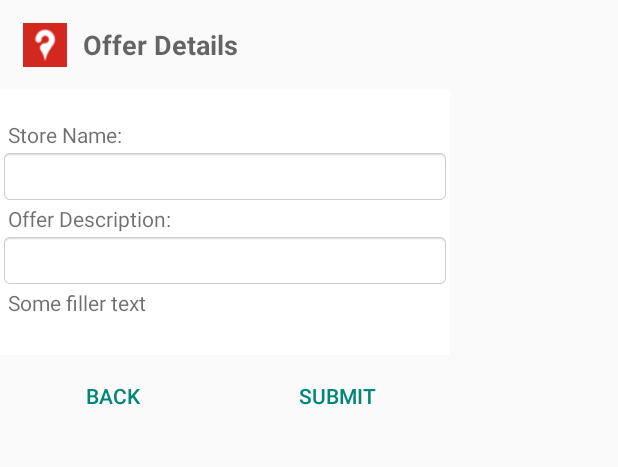
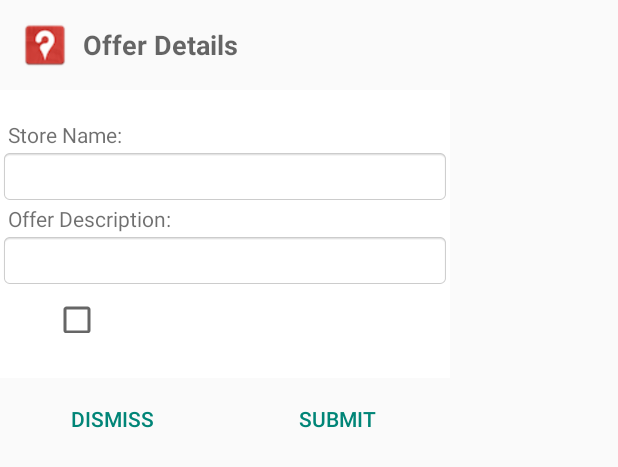
Before and after one commit to iaindownie/HurryHereNow, an Android app: the layout spot_offer_dialog.xml on its own in the app's theme, with its tools: preview values and no code run, on a phone screen of 412 x 824 dp. Shown: the top 467 px of the screen. Run offline under Robolectric (Android 15) with nearby library versions, the phone set to English and light mode, and no system bars.

Commit message:
T&C elements working, and new icons added.

```diff
--- a/app/src/main/AndroidManifest.xml
+++ b/app/src/main/AndroidManifest.xml
@@ -25,7 +25,7 @@
 
     <application
         android:allowBackup="true"
-        android:icon="@drawable/icon"
+        android:icon="@mipmap/ic_launcher"
         android:label="@string/app_name"
         android:supportsRtl="true"
         android:theme="@style/AppTheme">
--- a/app/src/main/res/layout/spot_offer_dialog.xml
+++ b/app/src/main/res/layout/spot_offer_dialog.xml
@@ -45,10 +45,10 @@
 
     <LinearLayout
         android:layout_width="match_parent"
-        android:layout_height="wrap_content"
+        android:layout_height="192dp"
         android:background="@android:color/white"
         android:orientation="vertical"
-        android:paddingBottom="25.0dip"
+        android:paddingBottom="30.0dip"
         android:paddingTop="20.0dip">
 
         <TextView
@@ -84,24 +84,27 @@
         <LinearLayout
             android:layout_width="match_parent"
             android:layout_height="wrap_content"
-            android:orientation="horizontal">
+            android:orientation="horizontal"
+            android:paddingLeft="5dp">
 
             <TextView
                 android:id="@+id/txtTandC"
-                android:layout_width="match_parent"
+                android:layout_width="wrap_content"
                 android:layout_height="wrap_content"
-                android:paddingLeft="5.0dip"
-                android:text="Some filler text"
+                android:gravity="right|end"
+                android:paddingTop="5dp"
+                android:text=""
                 android:textColor="@color/common_google_signin_btn_text_light" />
 
             <CheckBox
                 android:id="@+id/checkBox"
-                android:layout_width="wrap_content"
-                android:layout_height="match_parent"
-                android:gravity="end"
-                android:paddingLeft="10dip"
-                android:paddingRight="10dip"
-                android:text="New CheckBox" />
+                android:layout_width="0dp"
+                android:layout_height="wrap_content"
+                android:layout_marginLeft="30dp"
+                android:layout_weight="1.0"
+                android:gravity="top|end"
+                android:paddingBottom="20dp"
+                android:paddingLeft="20dp" />
 
         </LinearLayout>
 
@@ -121,7 +124,7 @@
             android:layout_height="wrap_content"
             android:layout_weight="0.5"
             android:padding="1dip"
-            android:text="Back" />
+            android:text="Dismiss" />
 
         <Button
             android:id="@+id/spotSubmit"
```
Also changed, not shown: app/src/main/java/com/HurryHereNow/HHN/FragmentSpot.java (+27 -6 lines), app/src/main/res/drawable/icon.png, app/src/main/res/mipmap-hdpi/ic_launcher.png, app/src/main/res/mipmap-mdpi/ic_launcher.png, app/src/main/res/mipmap-xhdpi/ic_launcher.png, app/src/main/res/mipmap-xxhdpi/ic_launcher.png, app/src/main/res/mipmap-xxxhdpi/ic_launcher.png.
